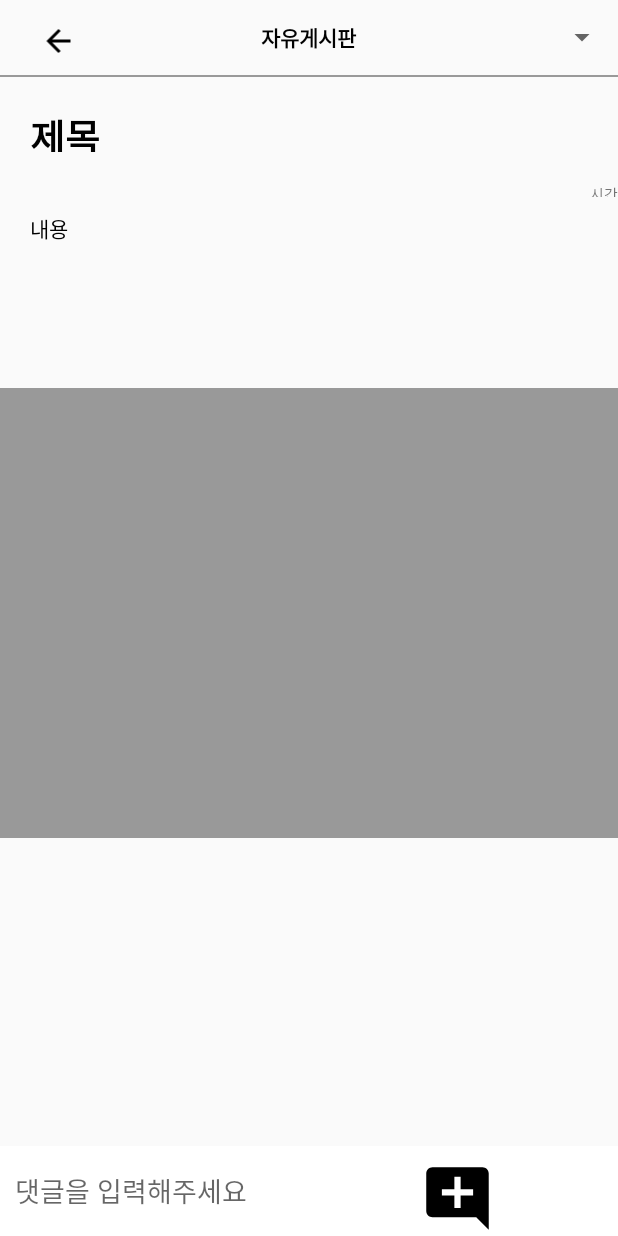
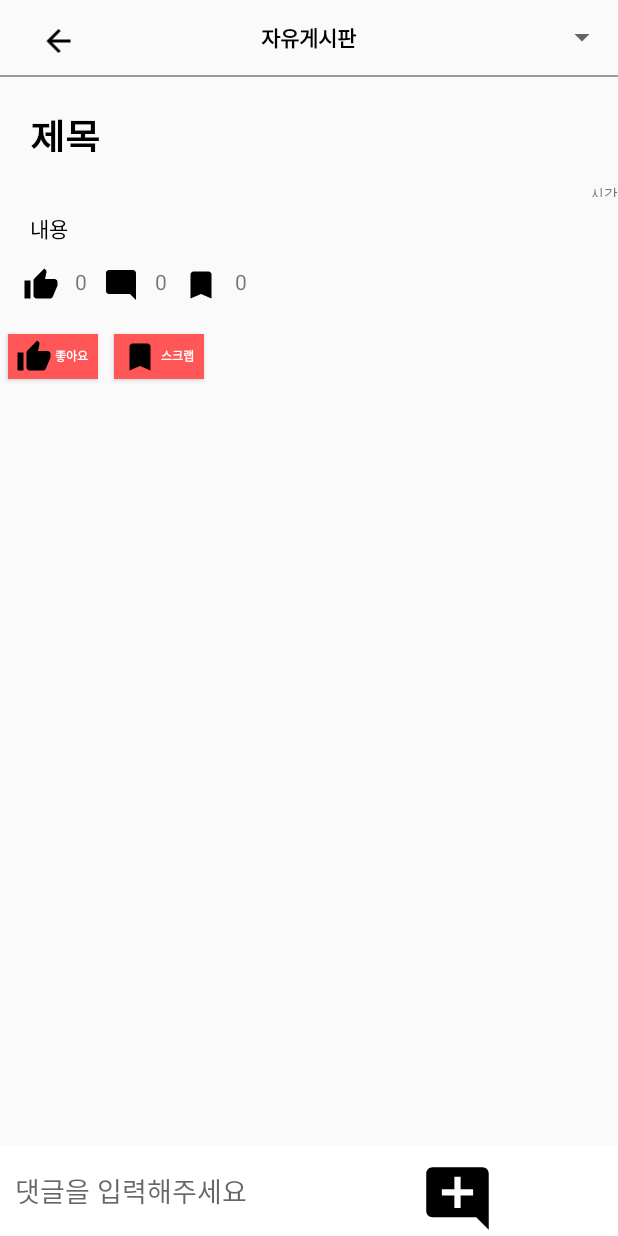
Before and after one commit to HSKIM9337/KNUnity, an Android app: the BoardInsideActivity screen opened directly, with no data from a screen before it, on a phone screen of 412 x 824 dp. Run offline under Robolectric (Android 15) with nearby library versions, the phone set to English and light mode, and no system bars; our stand-ins replace Firebase (no records; nobody signed in at launch, a user with empty details on screens opened directly); pictures from the network do not load; 9 statements that could not run were skipped.

Commit message:
UI change  - KHS

```diff
--- a/app/build.gradle
+++ b/app/build.gradle
@@ -2,7 +2,7 @@ plugins {
     id 'com.android.application'
     id 'org.jetbrains.kotlin.android'
     id 'com.google.gms.google-services'
-    id 'kotlin-android-extensions'
+
 }
 
 android {
--- a/app/src/main/java/com/example/knunity/board/BoardInsideActivity.kt
+++ b/app/src/main/java/com/example/knunity/board/BoardInsideActivity.kt
@@ -1,6 +1,5 @@
 package com.example.knunity.board
 
-import android.content.ContentValues.TAG
 import android.content.Intent
 import android.os.Bundle
 import android.util.Log
@@ -8,9 +7,8 @@ import android.widget.ArrayAdapter
 import android.widget.Toast
 import androidx.appcompat.app.AppCompatActivity
 import androidx.core.view.isVisible
-import androidx.recyclerview.widget.DividerItemDecoration
-import androidx.recyclerview.widget.LinearLayoutManager
 import com.bumptech.glide.Glide
+import com.example.knunity.comment.CommentAdapter
 import com.example.knunity.comment.CommentModel
 import com.example.knunity.databinding.ActivityBoardInsideBinding
 import com.example.knunity.utils.FBAuth
@@ -20,10 +18,8 @@ import com.google.firebase.database.DataSnapshot
 import com.google.firebase.database.DatabaseError
 import com.google.firebase.database.ValueEventListener
 import com.google.firebase.ktx.Firebase
-import com.google.firebase.storage.FirebaseStorage
 import com.google.firebase.storage.StorageException
 import com.google.firebase.storage.ktx.storage
-import kotlinx.android.synthetic.main.activity_board_inside.*
 
 class BoardInsideActivity : AppCompatActivity() {
     private lateinit var key: String
@@ -42,11 +38,6 @@ class BoardInsideActivity : AppCompatActivity() {
         super.onCreate(savedInstanceState)
         setContentView(binding.root)
 
-        // val title = intent.getStringArrayExtra("title").toString()
-        //val contents = intent.getStringArrayExtra("contents").toString()
-        //val time = intent.getStringArrayExtra("time").toString()
-        //val uid = intent.getStringArrayExtra("uid").toString()
-
         datas = intent.getSerializableExtra("data") as BoardModel
         binding.titlePage.text = datas.title
         binding.contentPage.text = datas.contents
@@ -60,7 +51,7 @@ class BoardInsideActivity : AppCompatActivity() {
         getImagefromFB(temp_keys+".png")
         deleteWrite(temp_keys)
        // useRV()//데이터 저장이 이상하게되어서 안씀
-        comment()
+        comment(key)
         editPage(temp_keys)
 
         //  Log.d(Tag, title)
@@ -74,12 +65,12 @@ class BoardInsideActivity : AppCompatActivity() {
         menuSpinner.adapter = spinnAdapter
         getCommentData()
     }
-    private fun comment()
+    private fun comment(key:String)
     {   binding.commentBtn.setOnClickListener {
         insertComment(key)
     }
     }
-    fun insertComment(key: String)
+    private fun insertComment(key: String)
     {
         val titleco = binding.commentArea.text.toString()
         val timeco = FBAuth.getTime()
--- a/app/src/main/java/com/example/knunity/board/BoardWriteActivity.kt
+++ b/app/src/main/java/com/example/knunity/board/BoardWriteActivity.kt
@@ -82,13 +82,6 @@ class BoardWriteActivity : AppCompatActivity() {
 
     }
 
-   override fun onActivityResult(requestCode: Int, resultCode: Int, data: Intent?) {
-       super.onActivityResult(requestCode, resultCode, data)
-       if (resultCode == RESULT_OK && requestCode == 10) {
-           binding.imageArea.setImageURI(data?.data)
-       }
-   }
-
     private fun write() {
         binding.writebtn.setOnClickListener {
             val title = binding.titleArea.text.toString()
--- a/app/src/main/java/com/example/knunity/board/CommentAdapter.kt
+++ b/app/src/main/java/com/example/knunity/comment/CommentAdapter.kt
@@ -1,9 +1,8 @@
-package com.example.knunity.board
+package com.example.knunity.comment
 
 import android.view.LayoutInflater
 import android.view.ViewGroup
 import androidx.recyclerview.widget.RecyclerView
-import com.example.knunity.comment.CommentModel
 import com.example.knunity.databinding.CommentListItemBinding
 
 class CommentAdapter :
--- a/app/src/main/java/com/example/knunity/board/CommentHolder.kt
+++ b/app/src/main/java/com/example/knunity/comment/CommentHolder.kt
@@ -1,4 +1,4 @@
-package com.example.knunity.board
+package com.example.knunity.comment
 
 import androidx.recyclerview.widget.RecyclerView
 import com.example.knunity.comment.CommentModel
--- a/app/src/main/java/com/example/knunity/board/CommentUtill.kt
+++ b/app/src/main/java/com/example/knunity/comment/CommentUtill.kt
@@ -1,4 +1,4 @@
-package com.example.knunity.board
+package com.example.knunity.comment
 
 import androidx.recyclerview.widget.DiffUtil
 import com.example.knunity.comment.CommentModel
--- a/app/src/main/java/com/example/knunity/utils/SpinnerClass.kt
+++ b/app/src/main/java/com/example/knunity/utils/SpinnerClass.kt
@@ -3,7 +3,7 @@ package com.example.knunity.utils
 import android.app.Activity
 import android.view.View
 import android.widget.AdapterView
-import kotlinx.android.synthetic.main.activity_board_inside.*
+
 
 class SpinnerClass: Activity(), AdapterView.OnItemSelectedListener {
 
@@ -11,7 +11,16 @@ class SpinnerClass: Activity(), AdapterView.OnItemSelectedListener {
 
     override fun onItemSelected(p0: AdapterView<*>?, p1: View?, p2: Int, p3: Long) {
 
-        when(spinner.getItemAtPosition(p2)) {
+        when(p2) {
+            0-> {
+
+            }
+            1-> {
+
+            }
+            2-> {
+
+            }
 
 
 
--- a/app/src/main/res/drawable/background_radius.xml
+++ b/app/src/main/res/drawable/background_radius.xml
@@ -7,6 +7,6 @@
         android:bottomRightRadius="30dp"
         android:topLeftRadius="30dp"
         android:topRightRadius="30dp">
+    </corners>
 
-    </corners>
 </shape>
--- /dev/null
+++ b/app/src/main/res/drawable/ic_baseline_mode_comment_24.xml
@@ -0,0 +1,5 @@
+<vector android:height="24dp" android:tint="#000000"
+    android:viewportHeight="24" android:viewportWidth="24"
+    android:width="24dp" xmlns:android="http://schemas.android.com/apk/res/android">
+    <path android:fillColor="@android:color/white" android:pathData="M21.99,4c0,-1.1 -0.89,-2 -1.99,-2H4c-1.1,0 -2,0.9 -2,2v12c0,1.1 0.9,2 2,2h14l4,4 -0.01,-18z"/>
+</vector>
--- /dev/null
+++ b/app/src/main/res/drawable/ic_baseline_thumb_up_24.xml
@@ -0,0 +1,5 @@
+<vector android:height="24dp" android:tint="#000000"
+    android:viewportHeight="24" android:viewportWidth="24"
+    android:width="24dp" xmlns:android="http://schemas.android.com/apk/res/android">
+    <path android:fillColor="@android:color/white" android:pathData="M1,21h4L5,9L1,9v12zM23,10c0,-1.1 -0.9,-2 -2,-2h-6.31l0.95,-4.57 0.03,-0.32c0,-0.41 -0.17,-0.79 -0.44,-1.06L14.17,1 7.59,7.59C7.22,7.95 7,8.45 7,9v10c0,1.1 0.9,2 2,2h9c0.83,0 1.54,-0.5 1.84,-1.22l3.02,-7.05c0.09,-0.23 0.14,-0.47 0.14,-0.73v-2z"/>
+</vector>
--- /dev/null
+++ b/app/src/main/res/drawable/ic_baseline_turned_in_24.xml
@@ -0,0 +1,5 @@
+<vector android:height="24dp" android:tint="#000000"
+    android:viewportHeight="24" android:viewportWidth="24"
+    android:width="24dp" xmlns:android="http://schemas.android.com/apk/res/android">
+    <path android:fillColor="@android:color/white" android:pathData="M17,3H7c-1.1,0 -1.99,0.9 -1.99,2L5,21l7,-3 7,3V5c0,-1.1 -0.9,-2 -2,-2z"/>
+</vector>
--- a/app/src/main/res/layout/activity_board_inside.xml
+++ b/app/src/main/res/layout/activity_board_inside.xml
@@ -68,11 +68,6 @@
                     android:textStyle="bold" />
 
 
-                <!--LinearLayout
-                    android:layout_width="match_parent"
-                    android:layout_height="1dp"
-                    android:background="@color/main_color"></LinearLayout-->
-
                 <TextView
                     android:id="@+id/timePage"
                     android:layout_width="match_parent"
@@ -91,42 +86,114 @@
                     android:text="내용"
                     android:textColor="@color/black" />
 
+                <LinearLayout
+                    android:layout_width="match_parent"
+                    android:layout_height="wrap_content"
+                    android:layout_margin="10dp"
+                    android:orientation="horizontal">
+
+                    <ImageView
+                        android:layout_width="wrap_content"
+                        android:layout_height="wrap_content"
+                        android:layout_margin="5dp"
+                        android:src="@drawable/ic_baseline_thumb_up_24" />
+
+                    <TextView
+                        android:layout_width="wrap_content"
+                        android:layout_height="wrap_content"
+                        android:layout_margin="5dp"
+                        android:text="0" />
+
+                    <ImageView
+                        android:layout_width="wrap_content"
+                        android:layout_height="wrap_content"
+                        android:layout_margin="5dp"
+                        android:src="@drawable/ic_baseline_mode_comment_24" />
+
+                    <TextView
+                        android:layout_width="wrap_content"
+                        android:layout_height="wrap_content"
+                        android:layout_margin="5dp"
+                        android:text="0" />
+
+                    <ImageView
+                        android:layout_width="wrap_content"
+                        android:layout_height="wrap_content"
+                        android:layout_margin="5dp"
+                        android:src="@drawable/ic_baseline_turned_in_24" />
+
+                    <TextView
+                        android:layout_width="wrap_content"
+                        android:layout_height="wrap_content"
+                        android:layout_margin="5dp"
+                        android:text="0" />
+
+                </LinearLayout>
+
                 <ImageView
                     android:id="@+id/imagePage"
                     android:layout_width="match_parent"
                     android:layout_height="300dp"
-                    android:layout_margin="10dp"
-                    android:layout_gravity="center" />
+                    android:layout_gravity="center"
+                    android:layout_margin="10dp" />
 
-                <Button
-                    android:visibility="invisible"
-                    android:id="@+id/updateBt"
-                    android:layout_width="wrap_content"
+                <LinearLayout
+                    android:layout_width="match_parent"
                     android:layout_height="wrap_content"
-                    android:text="수정" />
+                    android:orientation="horizontal">
 
-                <Button
-                    android:visibility="invisible"
-                    android:id="@+id/deleteBt"
-                    android:layout_width="wrap_content"
-                    android:layout_height="wrap_content"
-                    android:layout_gravity="right"
-                    android:text="삭제" />
+                    <Button
+                        android:layout_width="60dp"
+                        android:layout_height="30dp"
+                        android:layout_margin="5dp"
+                        android:background="@color/main_color"
+                        android:drawableLeft="@drawable/ic_baseline_thumb_up_24"
+                        android:padding="5dp"
+                        android:text="좋아요"
+                        android:textColor="@color/white"
+                        android:textSize="8dp"
+                        android:textStyle="bold" />
 
-                <ListView
-                    android:layout_width="match_parent"
-                    android:layout_height="300dp"
-                    android:background="#999999" />
+                    <Button
+                        android:layout_width="60dp"
+                        android:layout_height="30dp"
+                        android:layout_margin="5dp"
+                        android:background="@color/main_color"
+                        android:drawableLeft="@drawable/ic_baseline_turned_in_24"
+                        android:padding="5dp"
+                        android:text="스크랩"
+                        android:textColor="@color/white"
+                        android:textSize="8dp"
+                        android:textStyle="bold" />
+
+
+                </LinearLayout>
+
                 <androidx.recyclerview.widget.RecyclerView
                     android:id="@+id/rv_list"
-                    android:layout_width="0dp"
-                    android:layout_height="0dp"
+                    android:layout_width="match_parent"
+                    android:layout_height="wrap_content"
                     android:scrollbars="vertical"
                     app:layout_constraintBottom_toBottomOf="parent"
                     app:layout_constraintEnd_toEndOf="parent"
                     app:layout_constraintStart_toStartOf="parent"
                     app:layout_constraintTop_toTopOf="parent"
                     tools:listitem="@layout/comment_list_item" />
+
+                <Button
+                    android:id="@+id/updateBt"
+                    android:layout_width="wrap_content"
+                    android:layout_height="wrap_content"
+                    android:text="수정"
+                    android:visibility="invisible" />
+
+                <Button
+                    android:id="@+id/deleteBt"
+                    android:layout_width="wrap_content"
+                    android:layout_height="wrap_content"
+                    android:layout_gravity="right"
+                    android:text="삭제"
+                    android:visibility="invisible" />
 
 
             </LinearLayout>
--- a/app/src/main/res/layout/activity_board_list.xml
+++ b/app/src/main/res/layout/activity_board_list.xml
@@ -14,10 +14,11 @@
         android:scrollbars="vertical"
         app:layout_constraintBottom_toBottomOf="parent"
         app:layout_constraintEnd_toEndOf="parent"
+        app:layout_constraintHorizontal_bias="0.0"
         app:layout_constraintStart_toStartOf="parent"
         app:layout_constraintTop_toTopOf="parent"
+        app:layout_constraintVertical_bias="0.0"
         tools:listitem="@layout/board_list_item_view" />
-
 
     <ImageView
         android:id="@+id/WriteIV"
--- a/build.gradle
+++ b/build.gradle
@@ -1,7 +1,7 @@
 // Top-level build file where you can add configuration options common to all sub-projects/modules.
 plugins {
-    id 'com.android.application' version '7.3.1' apply false
-    id 'com.android.library' version '7.3.1' apply false
+    id 'com.android.application' version '7.2.2' apply false
+    id 'com.android.library' version '7.2.2' apply false
     id 'org.jetbrains.kotlin.android' version '1.6.21' apply false
     id 'com.google.gms.google-services' version '4.3.13' apply false
 }
```
Also changed, not shown: gradle/wrapper/gradle-wrapper.properties.
